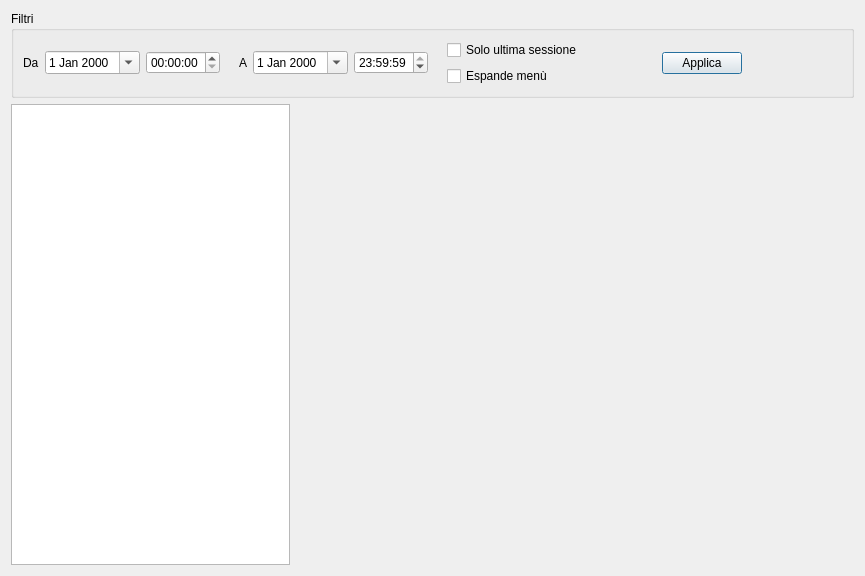
Above: src/statsform.ui from mtonin/gestcassa before the change. Below: the same form after it.
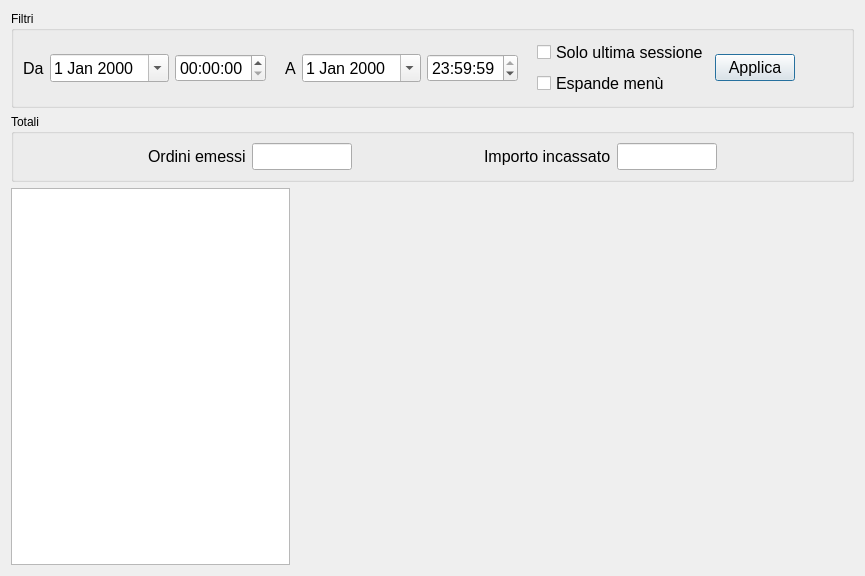
That is the form after the change. Custom widgets are drawn as their Qt base class.

Commit message: - aggiunto totali al dialog delle statistiche

Patch:
```diff
--- a/src/statsform.ui
+++ b/src/statsform.ui
@@ -22,6 +22,11 @@
      <layout class="QHBoxLayout" name="horizontalLayout">
       <item>
        <widget class="QLabel" name="label">
+        <property name="font">
+         <font>
+          <pointsize>12</pointsize>
+         </font>
+        </property>
         <property name="text">
          <string>Da</string>
         </property>
@@ -29,13 +34,24 @@
       </item>
       <item>
        <widget class="QDateEdit" name="fromData">
+        <property name="font">
+         <font>
+          <pointsize>12</pointsize>
+         </font>
+        </property>
         <property name="calendarPopup">
          <bool>true</bool>
         </property>
        </widget>
       </item>
       <item>
-       <widget class="QTimeEdit" name="fromOra"/>
+       <widget class="QTimeEdit" name="fromOra">
+        <property name="font">
+         <font>
+          <pointsize>12</pointsize>
+         </font>
+        </property>
+       </widget>
       </item>
       <item>
        <spacer name="horizontalSpacer">
@@ -55,6 +71,11 @@
       </item>
       <item>
        <widget class="QLabel" name="label_2">
+        <property name="font">
+         <font>
+          <pointsize>12</pointsize>
+         </font>
+        </property>
         <property name="text">
          <string>A</string>
         </property>
@@ -62,6 +83,11 @@
       </item>
       <item>
        <widget class="QDateEdit" name="toData">
+        <property name="font">
+         <font>
+          <pointsize>12</pointsize>
+         </font>
+        </property>
         <property name="calendarPopup">
          <bool>true</bool>
         </property>
@@ -69,6 +95,11 @@
       </item>
       <item>
        <widget class="QTimeEdit" name="toOra">
+        <property name="font">
+         <font>
+          <pointsize>12</pointsize>
+         </font>
+        </property>
         <property name="time">
          <time>
           <hour>23</hour>
@@ -98,6 +129,11 @@
        <layout class="QVBoxLayout" name="verticalLayout_2">
         <item>
          <widget class="QCheckBox" name="ultimaSessioneBox">
+          <property name="font">
+           <font>
+            <pointsize>12</pointsize>
+           </font>
+          </property>
           <property name="text">
            <string>Solo ultima sessione</string>
           </property>
@@ -105,6 +141,11 @@
         </item>
         <item>
          <widget class="QCheckBox" name="expMenuBox">
+          <property name="font">
+           <font>
+            <pointsize>12</pointsize>
+           </font>
+          </property>
           <property name="text">
            <string>Espande menù</string>
           </property>
@@ -130,6 +171,11 @@
       </item>
       <item>
        <widget class="QPushButton" name="filtraBtn">
+        <property name="font">
+         <font>
+          <pointsize>12</pointsize>
+         </font>
+        </property>
         <property name="text">
          <string>Applica</string>
         </property>
@@ -151,6 +197,139 @@
      </layout>
     </widget>
    </item>
+   <item>
+    <widget class="QGroupBox" name="groupBox_2">
+     <property name="title">
+      <string>Totali</string>
+     </property>
+     <layout class="QHBoxLayout" name="horizontalLayout_3">
+      <item>
+       <spacer name="horizontalSpacer_9">
+        <property name="orientation">
+         <enum>Qt::Horizontal</enum>
+        </property>
+        <property name="sizeType">
+         <enum>QSizePolicy::Expanding</enum>
+        </property>
+        <property name="sizeHint" stdset="0">
+         <size>
+          <width>13</width>
+          <height>20</height>
+         </size>
+        </property>
+       </spacer>
+      </item>
+      <item>
+       <widget class="QLabel" name="label_4">
+        <property name="font">
+         <font>
+          <pointsize>12</pointsize>
+         </font>
+        </property>
+        <property name="text">
+         <string>Ordini emessi</string>
+        </property>
+       </widget>
+      </item>
+      <item>
+       <widget class="QLineEdit" name="totaleOrdiniTxt">
+        <property name="maximumSize">
+         <size>
+          <width>100</width>
+          <height>16777215</height>
+         </size>
+        </property>
+        <property name="font">
+         <font>
+          <pointsize>12</pointsize>
+          <weight>75</weight>
+          <bold>true</bold>
+         </font>
+        </property>
+        <property name="maxLength">
+         <number>8</number>
+        </property>
+        <property name="alignment">
+         <set>Qt::AlignRight|Qt::AlignTrailing|Qt::AlignVCenter</set>
+        </property>
+        <property name="readOnly">
+         <bool>true</bool>
+        </property>
+       </widget>
+      </item>
+      <item>
+       <spacer name="horizontalSpacer_8">
+        <property name="orientation">
+         <enum>Qt::Horizontal</enum>
+        </property>
+        <property name="sizeType">
+         <enum>QSizePolicy::Expanding</enum>
+        </property>
+        <property name="sizeHint" stdset="0">
+         <size>
+          <width>13</width>
+          <height>20</height>
+         </size>
+        </property>
+       </spacer>
+      </item>
+      <item>
+       <widget class="QLabel" name="label_3">
+        <property name="font">
+         <font>
+          <pointsize>12</pointsize>
+         </font>
+        </property>
+        <property name="text">
+         <string>Importo incassato</string>
+        </property>
+       </widget>
+      </item>
+      <item>
+       <widget class="QLineEdit" name="totaleImportoTxt">
+        <property name="maximumSize">
+         <size>
+          <width>100</width>
+          <height>16777215</height>
+         </size>
+        </property>
+        <property name="font">
+         <font>
+          <pointsize>12</pointsize>
+          <weight>75</weight>
+          <bold>true</bold>
+         </font>
+        </property>
+        <property name="maxLength">
+         <number>8</number>
+        </property>
+        <property name="alignment">
+         <set>Qt::AlignRight|Qt::AlignTrailing|Qt::AlignVCenter</set>
+        </property>
+        <property name="readOnly">
+         <bool>true</bool>
+        </property>
+       </widget>
+      </item>
+      <item>
+       <spacer name="horizontalSpacer_10">
+        <property name="orientation">
+         <enum>Qt::Horizontal</enum>
+        </property>
+        <property name="sizeType">
+         <enum>QSizePolicy::Expanding</enum>
+        </property>
+        <property name="sizeHint" stdset="0">
+         <size>
+          <width>13</width>
+          <height>20</height>
+         </size>
+        </property>
+       </spacer>
+      </item>
+     </layout>
+    </widget>
+   </item>
    <item>
     <layout class="QHBoxLayout" name="horizontalLayout_2">
      <item>
```
The commit also changes 2 other files.
